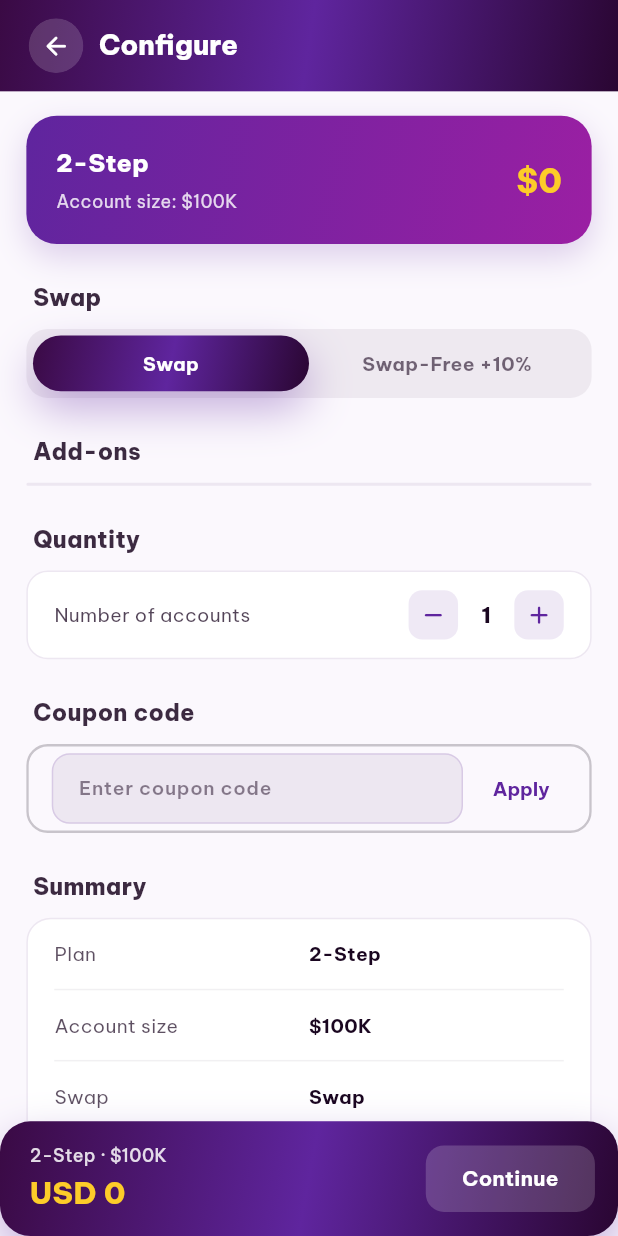
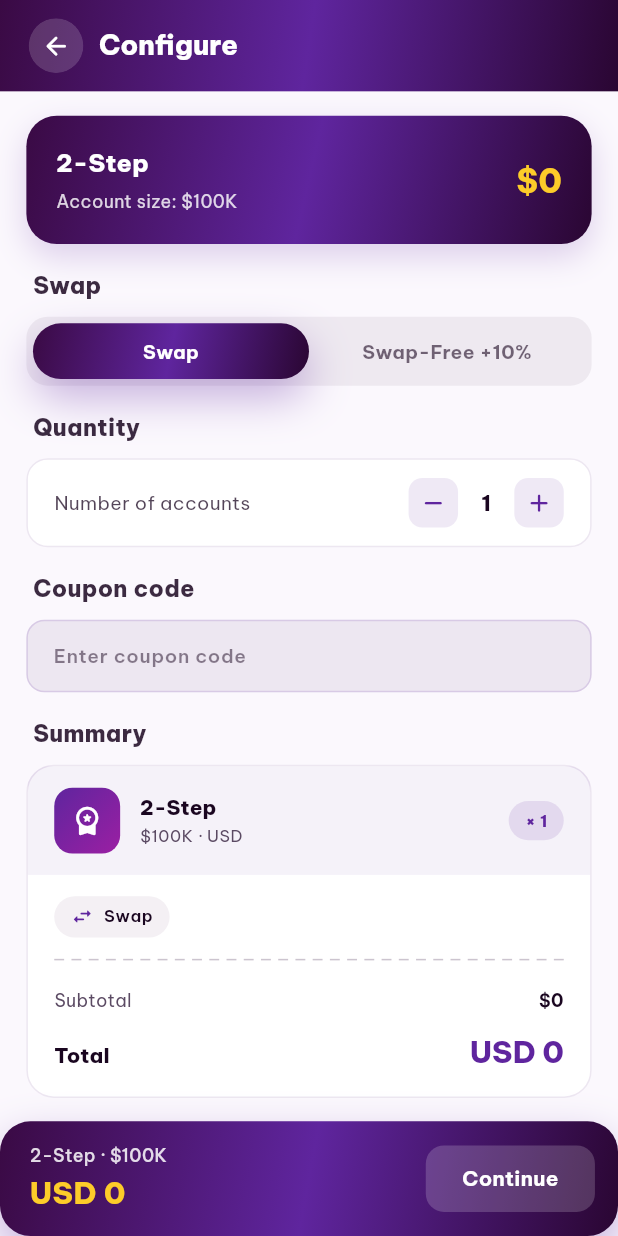
Before and after one commit to akashsoneji/tenax_prop_fund, a Flutter app: the ConfigureView screen opened by its route, on a phone screen of 412 x 824 dp. Run offline on Flutter 3.47's test engine with Material 3 defaults, Android fonts, the phone set to English and light mode, and no system bars; our stand-ins replace camera, confetti, country_picker, dio, file_picker, flutter_screenutil and 12 more; missing offline and left inert: flutter_inappwebview, messagepack, phone_numbers_parser; accounts and stored records are empty; project files that could hold a hidden picture were left out.

Commit message:
Refactor configure screen with extracted order summary, payment method, and coupon widgets; localize labels and tighten section spacing; wrap payout method sheet in SafeArea and fix KeyValueRow value alignment..

```diff
--- a/lib/core/localization/app_translations.dart
+++ b/lib/core/localization/app_translations.dart
@@ -544,9 +544,13 @@ class AppTranslations extends Translations {
     'configure.swap_free': 'Swap-Free +10%',
     'configure.addons': 'Add-ons',
     'configure.quantity': 'Quantity',
+    'configure.payment_method': 'Payment method',
+    'configure.coupon_code': 'Coupon code',
     'configure.your_details': 'Your details',
     'configure.summary': 'Summary',
     'configure.total': 'Total',
+    'configure.subtotal': 'Subtotal',
+    'configure.discount': 'Discount',
     'configure.number_of_accounts': 'Number of accounts',
     'configure.create_account': 'Create your account',
     'configure.sign_in': 'Sign In',
@@ -1296,6 +1300,8 @@ We reserve the right to suspend or terminate accounts that violate these terms o
     'kyc.docs_submit': 'दस्तावेज़ सबमिट करें',
     'kyc.docs_select_first': 'कृपया कम से कम एक दस्तावेज़ चुनें।',
     'kyc.docs_both_required': 'कृपया पहचान प्रमाण और पते का प्रमाण दोनों जोड़ें।',
+    'configure.payment_method': 'भुगतान विधि',
+    'configure.coupon_code': 'कूपन कोड',
     'kyc.docs_uploaded': 'दस्तावेज़ समीक्षा के लिए अपलोड किए गए।',
     'kyc.docs_permission_denied':
         'अनुमति अस्वीकृत। जारी रखने के लिए सेटिंग में इसे सक्षम करें।',
@@ -1539,6 +1545,8 @@ We reserve the right to suspend or terminate accounts that violate these terms o
     'configure.your_details': 'आपका विवरण',
     'configure.summary': 'सारांश',
     'configure.total': 'कुल',
+    'configure.subtotal': 'उप-योग',
+    'configure.discount': 'छूट',
     'configure.number_of_accounts': 'खातों की संख्या',
     'configure.create_account': 'अपना खाता बनाएँ',
     'configure.sign_in': 'साइन इन',
--- a/lib/features/configure/views/configure_view.dart
+++ b/lib/features/configure/views/configure_view.dart
@@ -1,4 +1,5 @@
 import 'package:flutter/material.dart';
+import 'package:flutter/services.dart';
 import 'package:flutter_screenutil/flutter_screenutil.dart';
 import 'package:get/get.dart';
 import 'package:google_fonts/google_fonts.dart';
@@ -12,6 +13,8 @@ import '../../../shared/widgets/section_header.dart';
 import '../../challenge/widgets/challenge_bottom_bar.dart';
 import '../controllers/configure_controller.dart';
 import '../widgets/addon_tile.dart';
+import '../widgets/order_summary_card.dart';
+import '../widgets/payment_method_tile.dart';
 
 /// Configure — platform + swap selection, add-ons, quantity stepper, the
 /// create-account form and a live Summary. Every input flows through
@@ -38,7 +41,7 @@ class ConfigureView extends StatelessWidget {
                 crossAxisAlignment: CrossAxisAlignment.stretch,
                 children: [
                   _SelectedPlanHeader(c: c),
-                  SizedBox(height: 22.h),
+                  SizedBox(height: 14.h),
                   if (c.availablePlatforms.isNotEmpty) ...[
                     SectionHeader('configure.platform'.tr),
                     Obx(() => AppSegmentedControl(
@@ -47,7 +50,7 @@ class ConfigureView extends StatelessWidget {
                               0, c.availablePlatforms.length - 1),
                           onChanged: c.setPlatform,
                         )),
-                    SizedBox(height: 20.h),
+                    SizedBox(height: 14.h),
                   ],
                   SectionHeader('configure.swap'.tr),
                   Obx(() => AppSegmentedControl(
@@ -58,11 +61,11 @@ class ConfigureView extends StatelessWidget {
                         selected: c.swap.value,
                         onChanged: c.setSwap,
                       )),
-                  SizedBox(height: 22.h),
+                  if (c.availableAddons.isNotEmpty) ...[
+                    SizedBox(height: 14.h),
                     SectionHeader('configure.addons'.tr),
                     Obx(() {
-                    // Touch the RxSet unconditionally so Obx subscribes even
-                    // when there are no add-ons to iterate over.
+                      // Touch the RxSet so Obx rebuilds on toggle.
                       c.selectedAddons.length;
                       return RulesCard(
                         children: [
@@ -78,40 +81,21 @@ class ConfigureView extends StatelessWidget {
                         ],
                       );
                     }),
+                  ],
                   if (c.availablePaymentMethods.isNotEmpty) ...[
-                    SizedBox(height: 22.h),
-                    SectionHeader('Payment method'),
-                    Obx(() => AppSegmentedControl(
-                          labels: c.paymentMethodLabels,
-                          selected: c.paymentMethod.value.clamp(
-                              0, c.availablePaymentMethods.length - 1),
-                          onChanged: c.setPaymentMethod,
-                        )),
+                    SizedBox(height: 14.h),
+                    SectionHeader('configure.payment_method'.tr),
+                    PaymentMethodTile(c: c),
                   ],
-                  SizedBox(height: 22.h),
+                  SizedBox(height: 14.h),
                   SectionHeader('configure.quantity'.tr),
                   _QuantityRow(c: c),
-                  SizedBox(height: 22.h),
-                  SectionHeader('Coupon code'),
+                  SizedBox(height: 14.h),
+                  SectionHeader('configure.coupon_code'.tr),
                   _CouponField(c: c),
-                  SizedBox(height: 22.h),
+                  SizedBox(height: 14.h),
                   SectionHeader('configure.summary'.tr),
-                  Obx(() {
-                    final rows = c.summaryRows;
-                    return RulesCard(
-                      children: [
-                        for (final r in rows)
-                          KeyValueRow(label: r.label, value: r.value),
-                        KeyValueRow(
-                          label: 'configure.total'.tr,
-                          value: '\$${c.total}',
-                          emphasize: true,
-                          valueColor: scheme.primary,
-                          showDivider: false,
-                        ),
-                      ],
-                    );
-                  }),
+                  OrderSummaryCard(c: c),
                 ],
               ),
             ),
@@ -146,7 +130,7 @@ class _SelectedPlanHeader extends StatelessWidget {
     return Container(
       padding: EdgeInsets.all(18.w),
       decoration: BoxDecoration(
-        gradient: AppTheme.brandGradient(scheme),
+        gradient: AppTheme.heroGradient(scheme),
         borderRadius: BorderRadius.circular(20.r),
         boxShadow: [
           BoxShadow(
@@ -288,20 +272,14 @@ class _CouponField extends StatelessWidget {
       return Column(
         crossAxisAlignment: CrossAxisAlignment.start,
         children: [
-          Container(
-            padding: EdgeInsets.symmetric(horizontal: 14.w, vertical: 4.h),
-            decoration: BoxDecoration(
-              color: scheme.surface,
-              borderRadius: BorderRadius.circular(14.r),
-              border: Border.all(color: borderColor, width: 1.4.w),
-            ),
-            child: Row(
-              children: [
-                Expanded(
-                  child: TextField(
+          TextField(
             controller: c.couponCode,
             enabled: !applied,
-                    textCapitalization: TextCapitalization.characters,
+            // Keyboard stays in normal mode; the formatter uppercases what is
+            // typed so codes still match the server's uppercase format.
+            textCapitalization: TextCapitalization.none,
+            autocorrect: false,
+            enableSuggestions: false,
             textInputAction: TextInputAction.done,
             onSubmitted: (_) => c.applyCoupon(),
             style: GoogleFonts.beVietnamPro(
@@ -317,17 +295,15 @@ class _CouponField extends StatelessWidget {
                 fontSize: 14.sp,
                 color: scheme.onSurface.withValues(alpha: 0.5),
               ),
-                    ),
-                  ),
-                ),
-                SizedBox(width: 8.w),
-                _CouponAction(
+              suffix:  SizedBox(
+                height: 20.h,
+                child: _CouponAction(
                                   applied: applied,
                                   loading: loading,
                                   onApply: c.applyCoupon,
                                   onRemove: c.removeCoupon,
                                 ),
-              ],
+              ),
             ),
           ),
           if (applied) ...[
@@ -407,6 +383,16 @@ class _CouponAction extends StatelessWidget {
   }
 }
 
-// ---------------------------------------------------------------------------
-// Create account form
-// ---------------------------------------------------------------------------
+/// Uppercases typed text while keeping the cursor/selection where it was, so
+/// the keyboard itself doesn't need caps-lock.
+class _UpperCaseFormatter extends TextInputFormatter {
+  const _UpperCaseFormatter();
+
+  @override
+  TextEditingValue formatEditUpdate(
+    TextEditingValue oldValue,
+    TextEditingValue newValue,
+  ) {
+    return newValue.copyWith(text: newValue.text.toUpperCase());
+  }
+}
--- /dev/null
+++ b/lib/features/configure/widgets/order_summary_card.dart
@@ -0,0 +1,312 @@
+import 'package:flutter/material.dart';
+import 'package:flutter_screenutil/flutter_screenutil.dart';
+import 'package:get/get.dart';
+
+import '../../../shared/theme/app_colors.dart';
+import '../../../shared/theme/app_theme.dart';
+import '../controllers/configure_controller.dart';
+
+/// Receipt-style order summary: plan header, choice chips, then a price
+/// breakdown with a highlighted total. Rebuilds from [ConfigureController].
+class OrderSummaryCard extends StatelessWidget {
+  const OrderSummaryCard({super.key, required this.c});
+
+  final ConfigureController c;
+
+  @override
+  Widget build(BuildContext context) {
+    final scheme = Theme.of(context).colorScheme;
+    return Obx(() {
+      // Touch reactive state so the card rebuilds on every change.
+      c.selectedAddons.length;
+      c.quantity.value;
+      c.appliedCoupon.value;
+      return Container(
+        clipBehavior: Clip.antiAlias,
+        decoration: AppTheme.surfaceCard(scheme, radius: 18.r),
+        child: Column(
+          crossAxisAlignment: CrossAxisAlignment.stretch,
+          children: [
+            _PlanHeader(c: c),
+            Padding(
+              padding: EdgeInsets.fromLTRB(16.w, 14.h, 16.w, 4.h),
+              child: Wrap(
+                spacing: 8.w,
+                runSpacing: 8.h,
+                children: _chips(),
+              ),
+            ),
+            _DashedDivider(color: scheme.outlineVariant),
+            _PriceBreakdown(c: c),
+          ],
+        ),
+      );
+    });
+  }
+
+  List<Widget> _chips() {
+    final platforms = c.availablePlatforms;
+    return [
+      if (platforms.isNotEmpty)
+        _InfoChip(
+          icon: Icons.dns_rounded,
+          label: platforms[c.platform.value.clamp(0, platforms.length - 1)],
+        ),
+      _InfoChip(
+        icon: Icons.swap_horiz_rounded,
+        label: c.swap.value == 0
+            ? 'configure.swap'.tr
+            : 'configure.swap_free'.tr,
+      ),
+      if (c.selectedPaymentMethod != null)
+        _InfoChip(
+          icon: Icons.account_balance_wallet_outlined,
+          label: c.selectedPaymentMethod!.name,
+        ),
+      if (c.selectedAddons.isNotEmpty)
+        _InfoChip(
+          icon: Icons.extension_outlined,
+          label: '${c.selectedAddons.length} ${'configure.addons'.tr}',
+        ),
+    ];
+  }
+}
+
+class _PlanHeader extends StatelessWidget {
+  const _PlanHeader({required this.c});
+
+  final ConfigureController c;
+
+  @override
+  Widget build(BuildContext context) {
+    final scheme = Theme.of(context).colorScheme;
+    final text = Theme.of(context).textTheme;
+    return Container(
+      padding: EdgeInsets.fromLTRB(16.w, 14.h, 16.w, 14.h),
+      color: scheme.primary.withValues(alpha: 0.06),
+      child: Row(
+        children: [
+          Container(
+            width: 40.w,
+            height: 40.w,
+            decoration: BoxDecoration(
+              gradient: AppTheme.brandGradient(scheme),
+              borderRadius: BorderRadius.circular(12.r),
+            ),
+            child: Icon(Icons.workspace_premium_rounded,
+                size: 20.w, color: AppColors.white),
+          ),
+          SizedBox(width: 12.w),
+          Expanded(
+            child: Column(
+              crossAxisAlignment: CrossAxisAlignment.start,
+              children: [
+                Text(
+                  c.planName,
+                  maxLines: 1,
+                  overflow: TextOverflow.ellipsis,
+                  style: text.titleSmall?.copyWith(
+                    fontSize: 15.sp,
+                    fontWeight: FontWeight.w800,
+                    color: scheme.onSurface,
+                  ),
+                ),
+                SizedBox(height: 2.h),
+                Text(
+                  '${c.accountSize} · ${c.currency}',
+                  maxLines: 1,
+                  overflow: TextOverflow.ellipsis,
+                  style: text.bodySmall?.copyWith(
+                    fontSize: 12.sp,
+                    color: scheme.onSurfaceVariant,
+                  ),
+                ),
+              ],
+            ),
+          ),
+          Container(
+            padding: EdgeInsets.symmetric(horizontal: 10.w, vertical: 5.h),
+            decoration: BoxDecoration(
+              color: scheme.primary.withValues(alpha: 0.12),
+              borderRadius: BorderRadius.circular(20.r),
+            ),
+            child: Text(
+              '× ${c.quantity.value}',
+              style: text.labelLarge?.copyWith(
+                fontSize: 12.sp,
+                fontWeight: FontWeight.w800,
+                color: scheme.primary,
+              ),
+            ),
+          ),
+        ],
+      ),
+    );
+  }
+}
+
+class _InfoChip extends StatelessWidget {
+  const _InfoChip({required this.icon, required this.label});
+
+  final IconData icon;
+  final String label;
+
+  @override
+  Widget build(BuildContext context) {
+    final scheme = Theme.of(context).colorScheme;
+    final text = Theme.of(context).textTheme;
+    return Container(
+      constraints: BoxConstraints(maxWidth: 0.8.sw),
+      padding: EdgeInsets.symmetric(horizontal: 10.w, vertical: 6.h),
+      decoration: BoxDecoration(
+        color: scheme.surfaceContainerHighest.withValues(alpha: 0.5),
+        borderRadius: BorderRadius.circular(20.r),
+      ),
+      child: Row(
+        mainAxisSize: MainAxisSize.min,
+        children: [
+          Icon(icon, size: 14.w, color: scheme.primary),
+          SizedBox(width: 6.w),
+          Flexible(
+            child: Text(
+              label,
+              maxLines: 1,
+              overflow: TextOverflow.ellipsis,
+              style: text.labelMedium?.copyWith(
+                fontSize: 12.sp,
+                fontWeight: FontWeight.w600,
+                color: scheme.onSurface,
+              ),
+            ),
+          ),
+        ],
+      ),
+    );
+  }
+}
+
+class _PriceBreakdown extends StatelessWidget {
+  const _PriceBreakdown({required this.c});
+
+  final ConfigureController c;
+
+  @override
+  Widget build(BuildContext context) {
+    final scheme = Theme.of(context).colorScheme;
+    final text = Theme.of(context).textTheme;
+    final hasDiscount = c.appliedCoupon.value != null && c.discount > 0;
+    return Padding(
+      padding: EdgeInsets.fromLTRB(16.w, 4.h, 16.w, 16.h),
+      child: Column(
+        children: [
+          _PriceLine(
+            label: 'configure.subtotal'.tr,
+            value: '\$${c.subtotal}',
+          ),
+          if (hasDiscount)
+            _PriceLine(
+              label: '${'configure.discount'.tr} (${c.appliedCoupon.value})',
+              value: '-\$${c.discount}',
+              valueColor: AppColors.success,
+            ),
+          SizedBox(height: 8.h),
+          Row(
+            crossAxisAlignment: CrossAxisAlignment.end,
+            children: [
+              Expanded(
+                child: Text(
+                  'configure.total'.tr,
+                  style: text.titleMedium?.copyWith(
+                    fontSize: 15.sp,
+                    fontWeight: FontWeight.w800,
+                    color: scheme.onSurface,
+                  ),
+                ),
+              ),
+              Text(
+                '${c.currency} ${c.total}',
+                style: text.headlineSmall?.copyWith(
+                  fontSize: 22.sp,
+                  fontWeight: FontWeight.w800,
+                  color: scheme.primary,
+                ),
+              ),
+            ],
+          ),
+        ],
+      ),
+    );
+  }
+}
+
+class _PriceLine extends StatelessWidget {
+  const _PriceLine({required this.label, required this.value, this.valueColor});
+
+  final String label;
+  final String value;
+  final Color? valueColor;
+
+  @override
+  Widget build(BuildContext context) {
+    final scheme = Theme.of(context).colorScheme;
+    final text = Theme.of(context).textTheme;
+    return Padding(
+      padding: EdgeInsets.symmetric(vertical: 4.h),
+      child: Row(
+        children: [
+          Expanded(
+            child: Text(
+              label,
+              maxLines: 1,
+              overflow: TextOverflow.ellipsis,
+              style: text.bodyMedium?.copyWith(
+                fontSize: 13.sp,
+                color: scheme.onSurfaceVariant,
+              ),
+            ),
+          ),
+          Text(
+            value,
+            style: text.bodyMedium?.copyWith(
+              fontSize: 13.sp,
+              fontWeight: FontWeight.w700,
+              color: valueColor ?? scheme.onSurface,
+            ),
+          ),
+        ],
+      ),
+    );
+  }
+}
+
+/// Receipt-style perforation between the choices and the price breakdown.
+class _DashedDivider extends StatelessWidget {
+  const _DashedDivider({required this.color});
+
+  final Color color;
+
+  @override
+  Widget build(BuildContext context) {
+    return Padding(
+      padding: EdgeInsets.symmetric(horizontal: 16.w, vertical: 10.h),
+      child: LayoutBuilder(
+        builder: (context, constraints) {
+          final dashWidth = 6.w;
+          final gap = 4.w;
+          final count = (constraints.maxWidth / (dashWidth + gap)).floor();
+          return Row(
+            mainAxisAlignment: MainAxisAlignment.spaceBetween,
+            children: List.generate(
+              count,
+              (_) => SizedBox(
+                width: dashWidth,
+                height: 1.h,
+                child: ColoredBox(color: color),
+              ),
+            ),
+          );
+        },
+      ),
+    );
+  }
+}
--- a/lib/features/payout_methods/widgets/add_payout_method_sheet.dart
+++ b/lib/features/payout_methods/widgets/add_payout_method_sheet.dart
@@ -88,7 +88,8 @@ class _AddPayoutMethodSheetState extends State<AddPayoutMethodSheet> {
   Widget build(BuildContext context) {
     final scheme = Theme.of(context).colorScheme;
     final viewInsets = MediaQuery.viewInsetsOf(context);
-    return Padding(
+    return SafeArea(
+      child: Padding(
         padding: EdgeInsets.only(bottom: viewInsets.bottom),
         child: Container(
           decoration: BoxDecoration(
@@ -157,6 +158,7 @@ class _AddPayoutMethodSheetState extends State<AddPayoutMethodSheet> {
                   ),
                 ),
               ],
+            ),
           ),
         ),
       ),
```
Also changed, not shown: lib/features/configure/widgets/payment_method_tile.dart (added, +192 -0 lines), lib/shared/widgets/key_value_row.dart (+7 -1 lines). Lines whose indentation alone changed are shown as unchanged.
